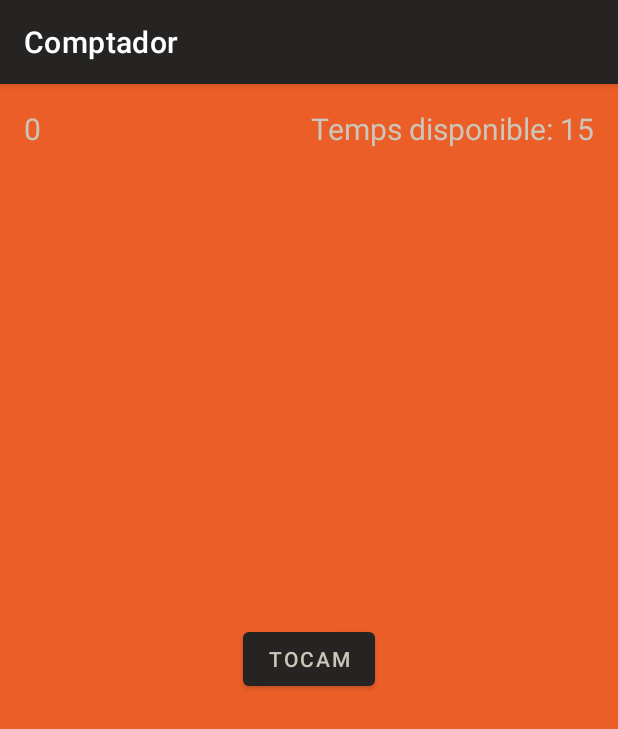
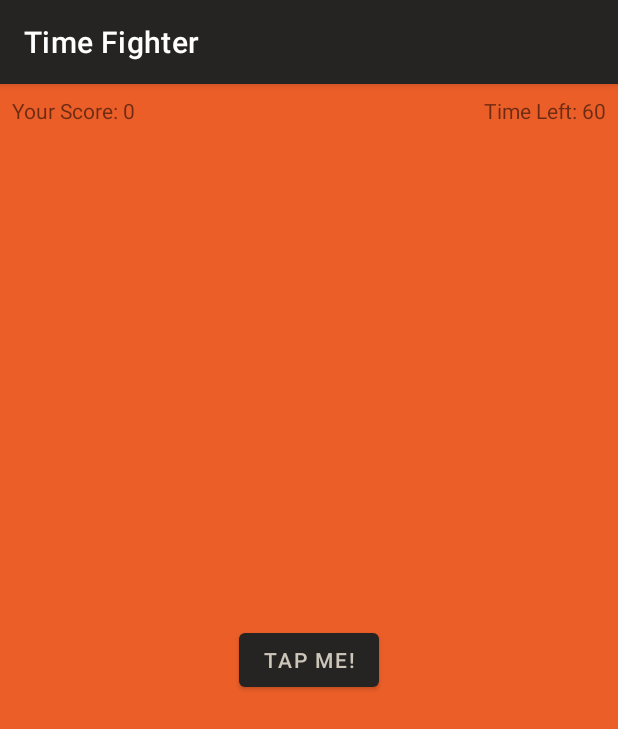
Before and after one commit to daudi44/Comptador, an Android app: the screen it shows after launch (MainActivity), on a phone screen of 412 x 824 dp. Shown: the top 729 px of the screen. Run offline under Robolectric (Android 15) with nearby library versions, the phone set to English and light mode, and no system bars.

Commit message:
Adaptar codi del raywenderlich al anterior juntament amb els colors nous de l'app

```diff
--- a/app/src/main/java/me/danielaudibielsa/dam/comptador/MainActivity.kt
+++ b/app/src/main/java/me/danielaudibielsa/dam/comptador/MainActivity.kt
@@ -1,95 +1,134 @@
 package me.danielaudibielsa.dam.comptador
 
-import androidx.appcompat.app.AppCompatActivity
 import android.os.Bundle
 import android.os.CountDownTimer
 import android.util.Log
-import android.util.Log.*
-import android.view.View
 import android.widget.Button
 import android.widget.TextView
 import android.widget.Toast
+import androidx.appcompat.app.AppCompatActivity
 
 class MainActivity : AppCompatActivity() {
 
-    private val INITIAL_TIME = 15
+  private var score = 0
 
+  private var gameStarted = false
+  private lateinit var countDownTimer: CountDownTimer
+  private var initialCountDown: Long = 60000
+  private var countDownInterval: Long = 1000
+
+  private lateinit var tapMeButton: Button
+  private lateinit var gameScoreTextView: TextView
+  private lateinit var timeLeftTextView: TextView
+  private var timeLeftOnTimer: Long = 60000
+
+  companion object {
     private val TAG = MainActivity::class.java.simpleName
-
-    internal lateinit var tapMeButton: Button
-    internal lateinit var timerTextView: TextView
-    internal lateinit var counterTextView: TextView
-    internal var counter = 0;
-    internal var time = INITIAL_TIME;
-
-    internal var appStarted = false;
-    internal lateinit var countdownTimer : CountDownTimer;
-    internal val initialCountDownTimer : Long = time.toLong() * 1000;
-    internal val intervalCountDownTimer : Long = 1000;
+    private const val KEY_SCORE = "KEY_SCORE"
+    private const val KEY_TIME_LEFT = "KEY_TIME_LEFT"
+  }
 
   override fun onCreate(savedInstanceState: Bundle?) {
-        Log.d(TAG, "HELLO WORLD! onCreate")
-        Log.d(TAG, counter.toString())
-        Log.d(TAG, time.toString())
-
     super.onCreate(savedInstanceState)
     setContentView(R.layout.activity_main)
-
-        initCountdown()
+    Log.d(TAG, "onCreate called. Score is $score")
 
     tapMeButton = findViewById(R.id.tapMeButton)
-        timerTextView = findViewById(R.id.timer)
-        counterTextView = findViewById(R.id.counter)
+    gameScoreTextView = findViewById(R.id.gameScoreTextView)
+    timeLeftTextView = findViewById(R.id.timeLeftTextView)
 
-        tapMeButton.setOnClickListener{
-            if(!appStarted){
-                startGame()
-            }
-            incrementCounter()
+    tapMeButton.setOnClickListener { view ->
+      incrementScore()
     }
 
-        timerTextView.text = getString(R.string.timerText, time);
-
-
+    if (savedInstanceState != null) {
+      score = savedInstanceState.getInt(KEY_SCORE)
+      timeLeftOnTimer = savedInstanceState.getLong(KEY_TIME_LEFT)
+      restoreGame()
+    } else {
+      resetGame()
+    }
   }
 
-    private fun initCountdown(){
-        countdownTimer = object : CountDownTimer(initialCountDownTimer, intervalCountDownTimer){
-            override fun onTick(p0: Long) {
-                val timeLeft = p0 / 1000
-                timerTextView.text = getString(R.string.timerText, timeLeft);
+  override fun onSaveInstanceState(outState: Bundle) {
+    outState.putInt(KEY_SCORE, score)
+    outState.putLong(KEY_TIME_LEFT, timeLeftOnTimer)
+    countDownTimer.cancel()
+
+    Log.d(TAG, "onSaveInstanceState: Saving Score: $score & Time Left: $timeLeftOnTimer")
+    super.onSaveInstanceState(outState)
+  }
+
+  override fun onDestroy() {
+    Log.d(TAG, "onDestroy called.")
+    super.onDestroy()
+  }
+
+  private fun resetGame() {
+    score = 0
+
+    gameScoreTextView.text = getString(R.string.yourScore, score)
+
+    val initialTimeLeft = initialCountDown / 1000
+    timeLeftTextView.text = getString(R.string.timeLeft, initialTimeLeft)
+
+    countDownTimer = object : CountDownTimer(initialCountDown, countDownInterval) {
+      override fun onTick(millisUntilFinished: Long) {
+        timeLeftOnTimer = millisUntilFinished
+
+        val timeLeft = millisUntilFinished / 1000
+        timeLeftTextView.text = getString(R.string.timeLeft, timeLeft)
       }
 
       override fun onFinish() {
         endGame()
       }
     }
+
+    gameStarted = false
   }
 
-    private fun incrementCounter(){
-        counter = counter + 1;
-        counterTextView.text = counter.toString();
+  private fun restoreGame() {
+    gameScoreTextView.text = getString(R.string.yourScore, score)
+    val restoredTime = timeLeftOnTimer / 1000
+    timeLeftTextView.text = getString(R.string.timeLeft, restoredTime)
+
+    countDownTimer = object : CountDownTimer(timeLeftOnTimer, countDownInterval) {
+      override fun onTick(millisUntilFinished: Long) {
+        timeLeftOnTimer = millisUntilFinished
+
+        val timeLeft = millisUntilFinished / 1000
+        timeLeftTextView.text = getString(R.string.timeLeft, timeLeft)
       }
 
-
-    //Iniciar la partida
-    private fun startGame() {
-        countdownTimer.start()
-        appStarted = true
+      override fun onFinish() {
+        endGame()
+      }
     }
 
-    private fun endGame(){
-        Toast.makeText(this, getString(R.string.endGame), Toast.LENGTH_LONG).show()
+    countDownTimer.start()
+    gameStarted = true
+  }
+
+  private fun startGame() {
+    countDownTimer.start()
+    gameStarted = true
+  }
+
+  private fun incrementScore() {
+    if (!gameStarted) {
+      startGame()
+    }
+
+    score += 1
+
+    val newScore = getString(R.string.yourScore, score)
+    gameScoreTextView.text = newScore
+  }
+
+  private fun endGame() {
+    Toast.makeText(this, getString(R.string.gameOverMessage, score), Toast.LENGTH_LONG).show()
+
     resetGame()
   }
-
-    private fun resetGame() {
-        Toast.makeText(this, getString(R.string.puntFinal) + ' ' + counter, Toast.LENGTH_LONG).show()
-        counter = 0;
-        time = INITIAL_TIME
-        timerTextView.text = getString(R.string.timerText, INITIAL_TIME);
-        appStarted = false;
-        counterTextView.text = counter.toString()
-        initCountdown()
 }
-}
--- a/app/src/main/res/layout/activity_main.xml
+++ b/app/src/main/res/layout/activity_main.xml
@@ -7,39 +7,33 @@
 tools:context=".MainActivity">
 
 <TextView
-        android:id="@+id/timer"
+    android:id="@+id/gameScoreTextView"
     android:layout_width="wrap_content"
     android:layout_height="wrap_content"
-        android:layout_marginTop="16dp"
-        android:layout_marginEnd="16dp"
-        android:text="@string/timerText"
-        android:textColor="@color/white_grey"
-        android:textSize="20sp"
-        app:layout_constraintEnd_toEndOf="parent"
-        app:layout_constraintRight_toRightOf="parent"
+    android:layout_marginStart="8dp"
+    android:layout_marginTop="8dp"
+    android:text="@string/yourScore"
+    app:layout_constraintStart_toStartOf="parent"
     app:layout_constraintTop_toTopOf="parent" />
 
 <TextView
-        android:id="@+id/counter"
+    android:id="@+id/timeLeftTextView"
     android:layout_width="wrap_content"
     android:layout_height="wrap_content"
-        android:layout_marginStart="16dp"
-        android:layout_marginTop="16dp"
-        android:text="0"
-        android:textColor="@color/white_grey"
-        android:textSize="20sp"
-        app:layout_constraintStart_toStartOf="parent"
+    android:layout_marginTop="8dp"
+    android:layout_marginEnd="8dp"
+    android:text="@string/timeLeft"
+    app:layout_constraintEnd_toEndOf="parent"
     app:layout_constraintTop_toTopOf="parent" />
 
 <Button
     android:id="@+id/tapMeButton"
     android:layout_width="wrap_content"
     android:layout_height="wrap_content"
-        android:text="@string/touchme"
+    android:text="@string/tapMe"
     app:layout_constraintBottom_toBottomOf="parent"
     app:layout_constraintEnd_toEndOf="parent"
     app:layout_constraintStart_toStartOf="parent"
-        app:layout_constraintTop_toTopOf="parent"
-        app:layout_constraintVertical_bias="0.499" />
+    app:layout_constraintTop_toTopOf="parent" />
 
 </androidx.constraintlayout.widget.ConstraintLayout>
--- a/app/src/main/res/values/strings.xml
+++ b/app/src/main/res/values/strings.xml
@@ -1,7 +1,7 @@
 <resources>
-    <string name="app_name">Comptador</string>
-    <string name="touchme">Tocam</string>
-    <string name="timerText">Temps disponible: %1$d</string>
-    <string name="endGame">Temps Acabat!</string>
-    <string name="puntFinal">La puntuació final ha estat de: </string>
+    <string name="app_name">Time Fighter</string>
+    <string name="yourScore">Your Score: %1$d</string>
+    <string name="timeLeft">Time Left: %1$d</string>
+    <string name="tapMe">Tap Me!</string>
+    <string name="gameOverMessage">Time\'s up! Your score was: %1$d</string>
 </resources>
```
Also changed, not shown: app/src/main/java/me/danielaudibielsa/dam/comptador/MainActivityRAY.kt (deleted, +0 -163 lines). Lines whose indentation alone changed are shown as unchanged.
